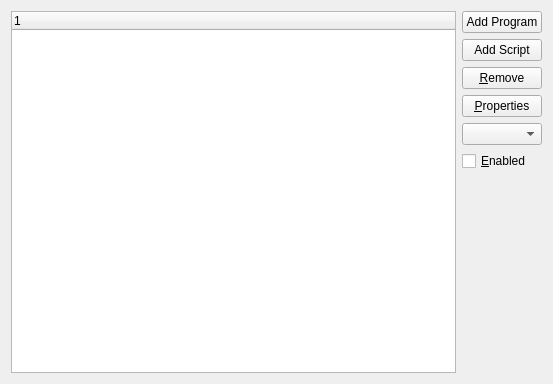
Old version of the form kcontrol/autostart/autostartconfig.ui in the repository mgottschlag/kwin-tiling.
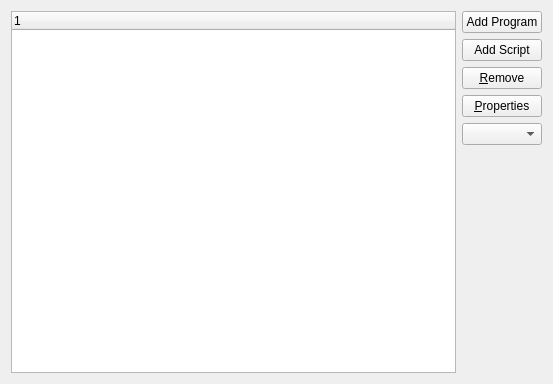
New version of the form.

Commit message: Remove checkbox in interface

What changed in the file:
```diff
--- a/kcontrol/autostart/autostartconfig.ui
+++ b/kcontrol/autostart/autostartconfig.ui
@@ -49,13 +49,6 @@
     <widget class="QComboBox" name="cmbStartOn" />
    </item>
    <item row="5" column="1" >
-    <widget class="QCheckBox" name="cboxEnabled" >
-     <property name="text" >
-      <string>&amp;Enabled</string>
-     </property>
-    </widget>
-   </item>
-   <item row="6" column="1" >
     <spacer>
      <property name="orientation" >
       <enum>Qt::Vertical</enum>
```
Left out of the diff: 7 changed lines with no effect on the pictures. The commit also changes 2 other files.
